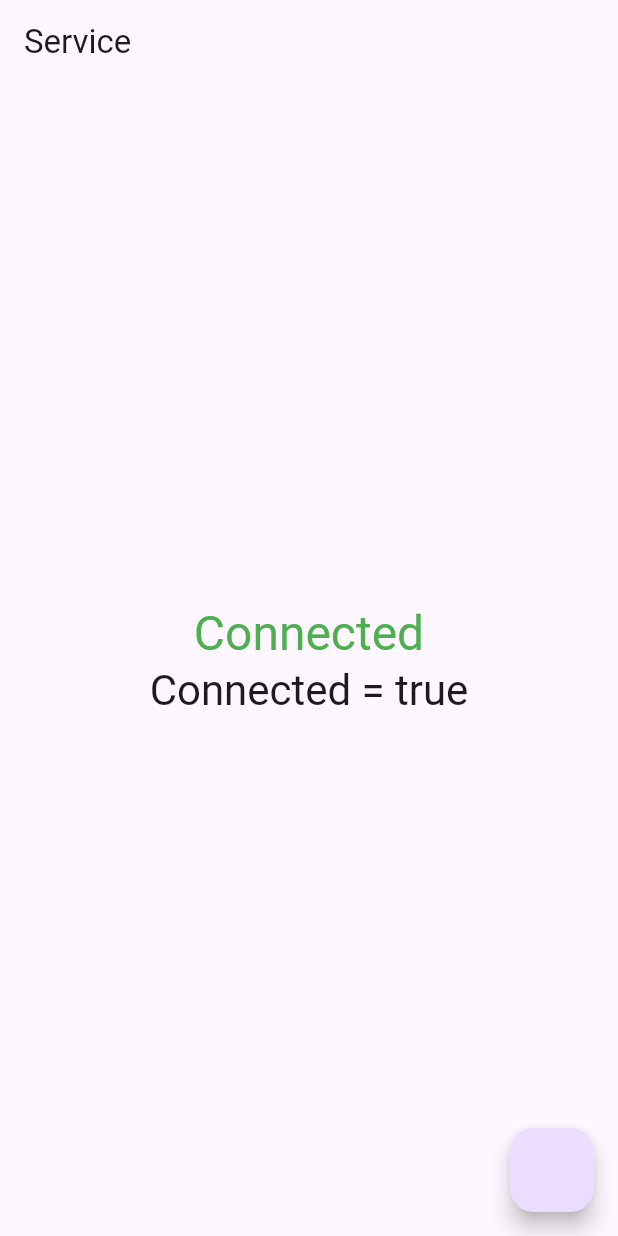
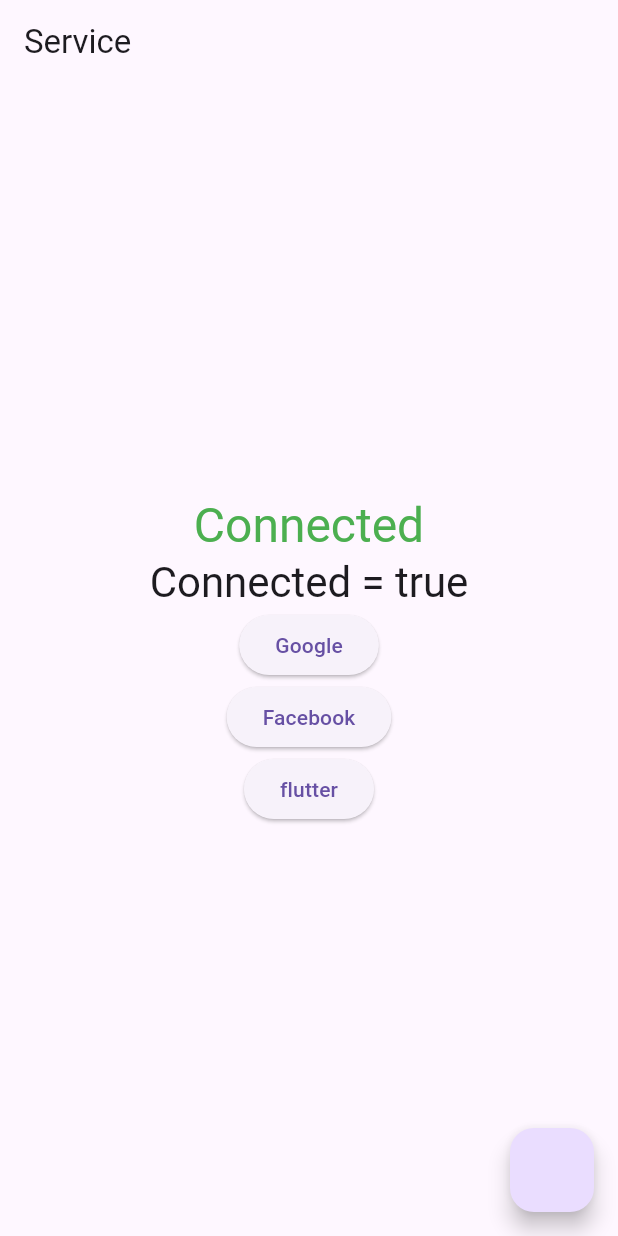
Before and after one commit to vijayDM6258/government_servicesapp, a Flutter app: the screen it shows after launch, on a phone screen of 412 x 824 dp. Run offline on Flutter 3.47's test engine with Material 3 defaults, Android fonts, the phone set to English and light mode, and no system bars; our stand-ins replace connectivity_plus; missing offline and left inert: flutter_inappwebview.

Commit message:
in app webview

```diff
--- a/lib/main.dart
+++ b/lib/main.dart
@@ -1,7 +1,9 @@
 import 'package:flutter/cupertino.dart';
 import 'package:flutter/material.dart';
 import 'package:government_services_app/providers/home_provider.dart';
+import 'package:government_services_app/providers/web_provider.dart';
 import 'package:government_services_app/view/home_page.dart';
+import 'package:government_services_app/view/my_web_page.dart';
 import 'package:provider/provider.dart';
 
 void main() {
@@ -20,14 +22,16 @@
   Widget build(BuildContext context) {
     return MultiProvider(
       providers: [
-        ChangeNotifierProvider(
-          create: (context) => HomeProvider(),
-        ),
+        ChangeNotifierProvider(create: (context) => HomeProvider()),
+        ChangeNotifierProvider(create: (context) => WebProvider()),
       ],
       builder: (context, child) {
         return MaterialApp(
           initialRoute: "/",
-          routes: {"/": (context) => HomePage()},
+          routes: {
+            "/": (context) => HomePage(),
+            "myWebPage": (context) => MyWebPage(),
+          },
         );
       },
     );
--- /dev/null
+++ b/lib/providers/web_provider.dart
@@ -0,0 +1,11 @@
+import 'package:flutter/material.dart';
+
+class WebProvider extends ChangeNotifier {
+  double progress = 1;
+
+  void onChangeProgress(int progress) {
+    this.progress = progress / 100;
+
+    notifyListeners();
+  }
+}
--- a/lib/view/home_page.dart
+++ b/lib/view/home_page.dart
@@ -83,7 +83,27 @@
                   style: Theme.of(context).textTheme.headlineMedium,
                 );
               },
-            )
+            ),
+            ElevatedButton(
+              onPressed: () {
+                String url = "https://www.google.com/";
+                Navigator.pushNamed(context, "myWebPage", arguments: url);
+              },
+              child: Text("Google"),
+            ),
+            ElevatedButton(
+              onPressed: () {
+                String url = "https://www.facebook.com/";
+                Navigator.pushNamed(context, "myWebPage", arguments: url);
+              },
+              child: Text("Facebook"),
+            ),
+            ElevatedButton(
+                onPressed: () {
+                  String url = "https://flutter.dev/";
+                  Navigator.pushNamed(context, "myWebPage", arguments: url);
+                },
+                child: Text("flutter"))
           ],
         ),
       ),
--- a/pubspec.yaml
+++ b/pubspec.yaml
@@ -37,6 +37,7 @@
   cupertino_icons: ^1.0.6
   provider: ^6.1.2
   connectivity_plus: ^6.1.0
+  flutter_inappwebview: ^6.0.0
 
 dev_dependencies:
   flutter_test:
```
Also changed, not shown: lib/view/my_web_page.dart (added, +100 -0 lines), pubspec.lock.
